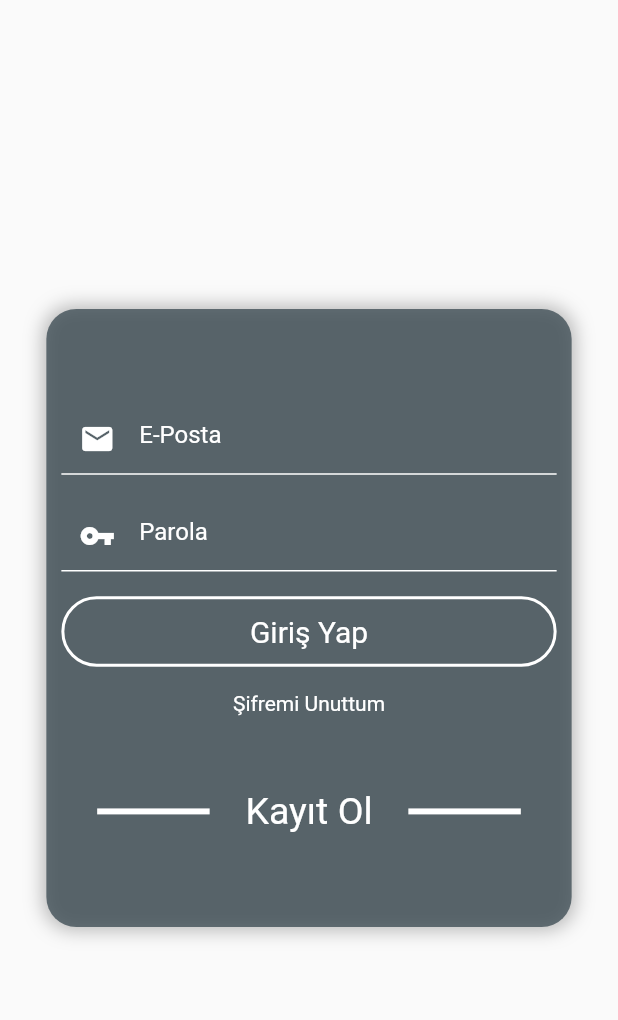
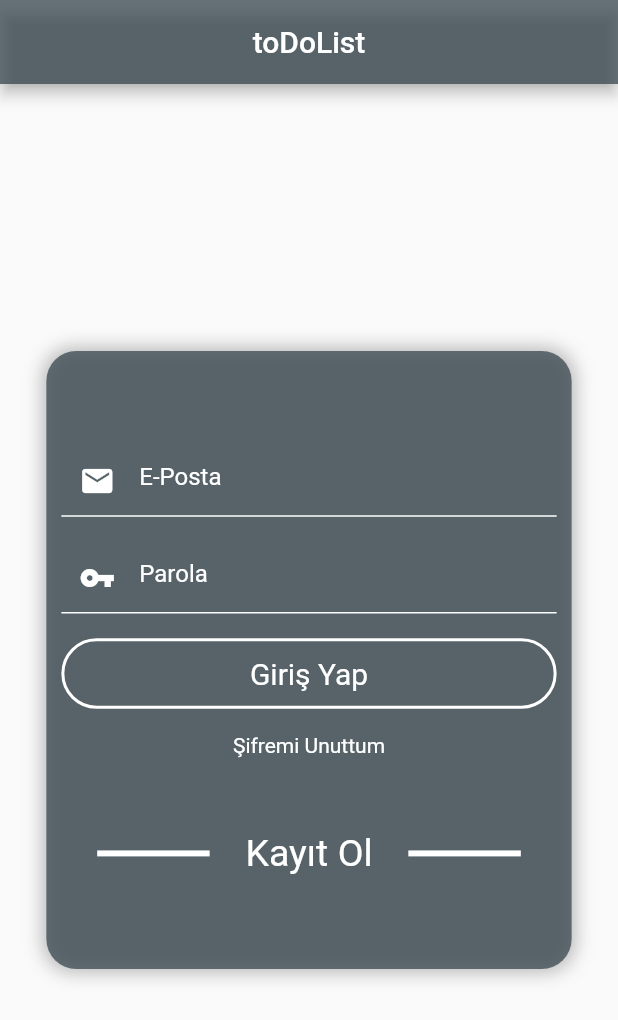
Before and after one commit to bayrak-yavuz/InternProject004, a Flutter app: the screen it shows after launch, on a phone screen of 412 x 824 dp. Shown: the top 1020 px of the screen. Run offline on Flutter 3.47's test engine with Material 2 defaults, Android fonts, the phone set to English and light mode, and no system bars; our stand-ins replace cloud_firestore, email_validator, firebase_auth, firebase_core, fluttertoast; accounts and stored records are empty.

Commit message:
Update main.dart

```diff
--- a/lib/main.dart
+++ b/lib/main.dart
@@ -112,6 +112,11 @@ class _IskeleState extends State<Iskele> {
   Widget build(BuildContext context) {
     var size = MediaQuery.of(context).size;
     return Scaffold(
+        appBar: AppBar(
+          backgroundColor: Colors.blueGrey.shade800.withOpacity(.75),
+          title: Text("toDoList"),
+          centerTitle: true,
+        ),
         body: Center(
           child: Padding(
             padding: const EdgeInsets.symmetric(horizontal: 10.0),
@@ -227,7 +232,8 @@ class _IskeleState extends State<Iskele> {
                           padding: EdgeInsets.symmetric(vertical: 5),
                           decoration: BoxDecoration(
                               border: Border.all(color: Colors.white, width: 2),
-                          borderRadius: BorderRadius.all(Radius.circular(30))),
+                              borderRadius:
+                                  BorderRadius.all(Radius.circular(30))),
                           child: Padding(
                             padding: const EdgeInsets.all(5.0),
                             child: Center(
@@ -250,7 +256,8 @@ class _IskeleState extends State<Iskele> {
                           FirebaseAuth.instance.signOut().then((deger) {
                             Navigator.push(
                               context,
-                            MaterialPageRoute(builder: (_) => sifremiUnuttum()),
+                              MaterialPageRoute(
+                                  builder: (_) => sifremiUnuttum()),
                             );
                           });
                           //şifremi unuttum
@@ -289,7 +296,8 @@ class _IskeleState extends State<Iskele> {
                             ),
                             Text(
                               "Kayıt Ol",
-                          style: TextStyle(color: Colors.white, fontSize: 25),
+                              style:
+                                  TextStyle(color: Colors.white, fontSize: 25),
                             ),
                             Container(
                               height: 4,
```
Lines whose indentation alone changed are shown as unchanged.
